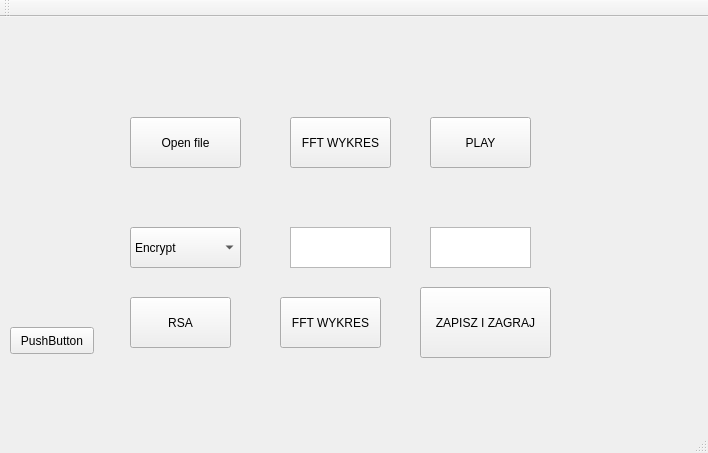
First picture: the form in mainwindow.ui, repository tomaszkaliciak/emedia2, before the edit.
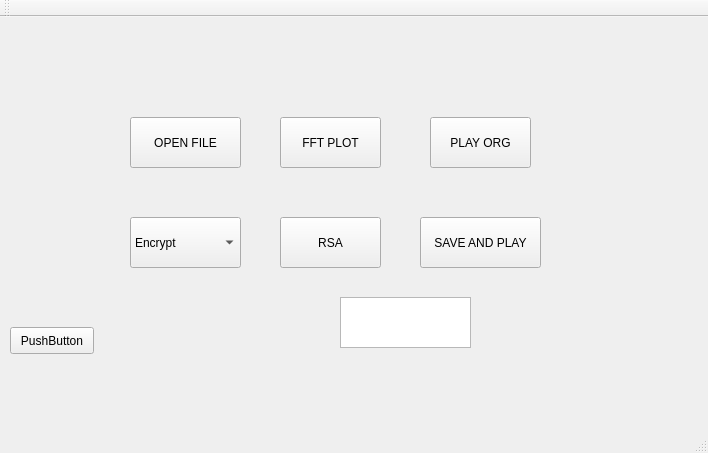
Second picture: the form after the edit.

The edit to the form file:
```diff
--- a/mainwindow.ui
+++ b/mainwindow.ui
@@ -24,20 +24,20 @@
      </rect>
     </property>
     <property name="text">
-     <string>Open file</string>
+     <string>OPEN FILE</string>
     </property>
    </widget>
    <widget class="QPushButton" name="pushButton_2">
     <property name="geometry">
      <rect>
-      <x>290</x>
+      <x>280</x>
       <y>100</y>
       <width>101</width>
       <height>51</height>
      </rect>
     </property>
     <property name="text">
-     <string>FFT WYKRES</string>
+     <string>FFT PLOT</string>
     </property>
    </widget>
    <widget class="QPushButton" name="pushButton_4">
@@ -50,16 +50,16 @@
      </rect>
     </property>
     <property name="text">
-     <string>PLAY</string>
+     <string>PLAY ORG</string>
     </property>
    </widget>
    <widget class="QComboBox" name="comboBox">
     <property name="geometry">
      <rect>
       <x>130</x>
-      <y>210</y>
+      <y>200</y>
       <width>111</width>
-      <height>41</height>
+      <height>51</height>
      </rect>
     </property>
     <item>
@@ -73,31 +73,11 @@
      </property>
     </item>
    </widget>
-   <widget class="QPlainTextEdit" name="plainTextEdit">
+   <widget class="QPushButton" name="rsaButton">
     <property name="geometry">
      <rect>
-      <x>290</x>
-      <y>210</y>
-      <width>101</width>
-      <height>41</height>
-     </rect>
-    </property>
-   </widget>
-   <widget class="QPlainTextEdit" name="plainTextEdit_2">
-    <property name="geometry">
-     <rect>
-      <x>430</x>
-      <y>210</y>
-      <width>101</width>
-      <height>41</height>
-     </rect>
-    </property>
-   </widget>
-   <widget class="QPushButton" name="pushButton_3">
-    <property name="geometry">
-     <rect>
-      <x>130</x>
-      <y>280</y>
+      <x>280</x>
+      <y>200</y>
       <width>101</width>
       <height>51</height>
      </rect>
@@ -106,30 +86,17 @@
      <string>RSA</string>
     </property>
    </widget>
-   <widget class="QPushButton" name="pushButton_5">
-    <property name="geometry">
-     <rect>
-      <x>280</x>
-      <y>280</y>
-      <width>101</width>
-      <height>51</height>
-     </rect>
-    </property>
-    <property name="text">
-     <string>FFT WYKRES</string>
-    </property>
-   </widget>
-   <widget class="QPushButton" name="pushButton_6">
+   <widget class="QPushButton" name="saveAndPlayButton">
     <property name="geometry">
      <rect>
       <x>420</x>
-      <y>270</y>
-      <width>131</width>
-      <height>71</height>
+      <y>200</y>
+      <width>121</width>
+      <height>51</height>
      </rect>
     </property>
     <property name="text">
-     <string>ZAPISZ I ZAGRAJ</string>
+     <string>SAVE AND PLAY</string>
     </property>
    </widget>
    <widget class="QPushButton" name="pushButton_7">
@@ -145,6 +112,16 @@
      <string>PushButton</string>
     </property>
    </widget>
+   <widget class="QTextEdit" name="fileNameBox">
+    <property name="geometry">
+     <rect>
+      <x>340</x>
+      <y>280</y>
+      <width>131</width>
+      <height>51</height>
+     </rect>
+    </property>
+   </widget>
   </widget>
   <widget class="QMenuBar" name="menuBar">
    <property name="geometry">
```
Left out of the diff: 8 changed lines with no effect on the pictures.
